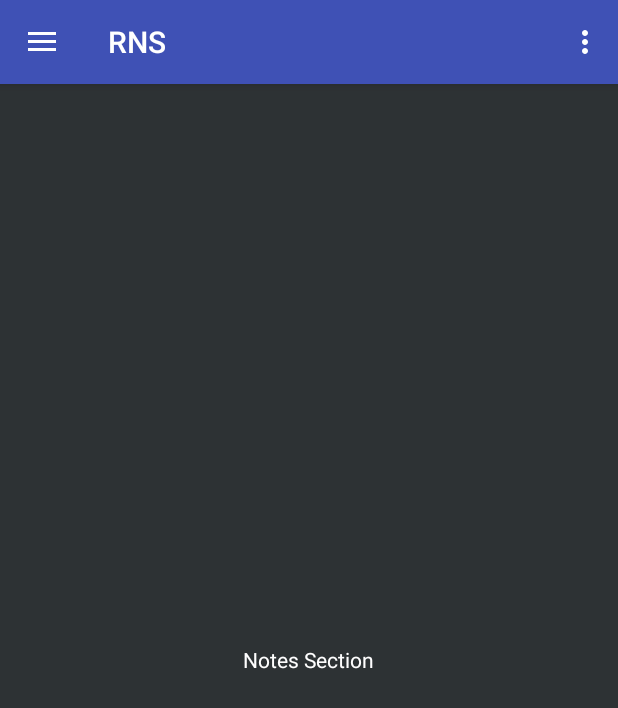
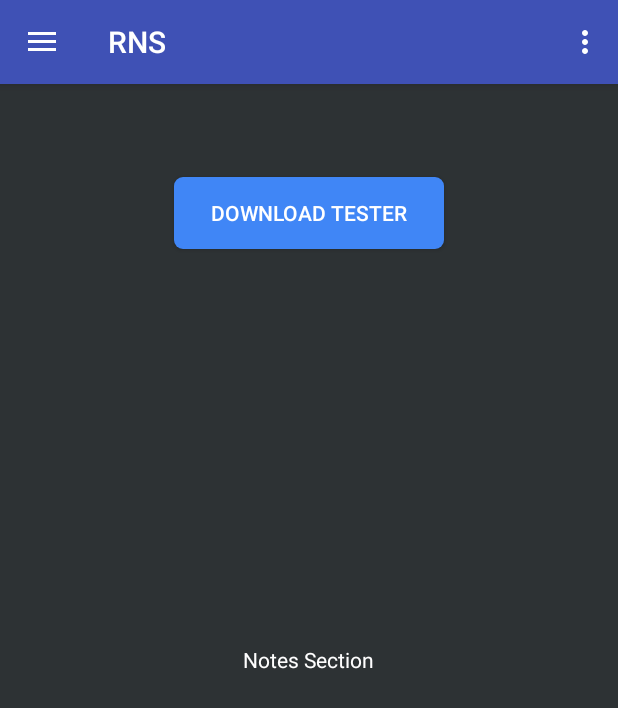
Before and after one commit to CharanNK/RNSIT, an Android app: the screen it shows after launch (MainActivity), after a tap on "Notes", on a phone screen of 412 x 824 dp. Shown: the top 708 px of the screen. Run offline under Robolectric (Android 15) with nearby library versions, the phone set to English and light mode, and no system bars; 1 other tap on this screen came first.

Commit message:
Added a button to test file download. Downloads notes and places in directory /sdcard/RNS . After downloading the pdf will open from the app itself as new intent.

```diff
--- /dev/null
+++ b/app/src/main/res/drawable/cardlayout.xml
@@ -0,0 +1,13 @@
+<layer-list xmlns:android="http://schemas.android.com/apk/res/android">
+
+    <item>
+        <shape xmlns:android="http://schemas.android.com/apk/res/android"
+            android:shape="rectangle">
+            <solid android:color="@color/buttonBackground"/>
+            <corners android:radius="6dp"/>
+        </shape>
+    </item>
+
+    <item android:drawable="?android:selectableItemBackground"/>
+
+</layer-list>
--- a/app/src/main/res/layout/notes_main.xml
+++ b/app/src/main/res/layout/notes_main.xml
@@ -12,4 +12,16 @@
         android:layout_centerVertical="true"
         android:layout_centerHorizontal="true"
         android:textColor="#FFFFFF" />
+
+    <Button
+        android:layout_width="wrap_content"
+        android:layout_height="wrap_content"
+        android:text="download tester"
+        android:id="@+id/downloader"
+        android:background="@drawable/cardlayout"
+        android:textColor="#ffffff"
+        android:layout_alignParentTop="true"
+        android:layout_centerHorizontal="true"
+        android:layout_marginTop="62dp"
+        android:width="180dp" />
 </RelativeLayout>
--- a/app/src/main/res/values/colors.xml
+++ b/app/src/main/res/values/colors.xml
@@ -3,4 +3,5 @@
     <color name="colorPrimary">#3F51B5</color>
     <color name="colorPrimaryDark">#303F9F</color>
     <color name="colorAccent">#FF4081</color>
+    <color name="buttonBackground">#4086F6</color>
 </resources>
```
Also changed, not shown: app/src/main/AndroidManifest.xml (+6 -1 lines), app/src/main/java/com/smartamigos/rns/StartComponents/notesSection/notes_main.java (+208 -1 lines).
